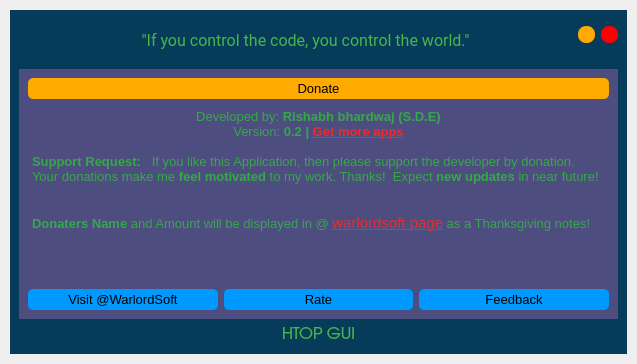
The window that src/ui_main.ui (rishabh3354/htop) describes before a commit, drawn with Qt 5.
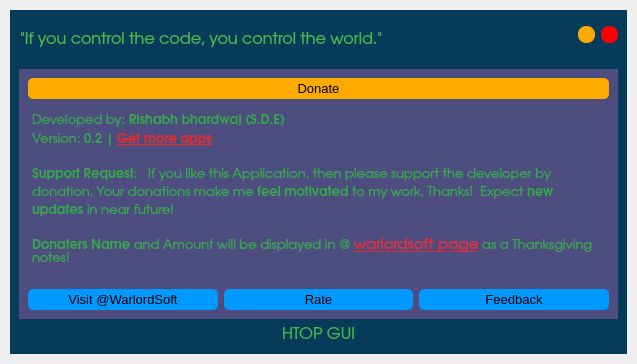
The same window after the commit. The open tabs and pages were chosen to show the change. Icons and pictures are not drawn.

```diff
--- a/src/ui_main.ui
+++ b/src/ui_main.ui
@@ -125,7 +125,7 @@
             <widget class="QLabel" name="label_13">
              <property name="geometry">
               <rect>
-               <x>70</x>
+               <x>10</x>
                <y>20</y>
                <width>451</width>
                <height>21</height>
@@ -139,7 +139,7 @@
              </property>
              <property name="font">
               <font>
-               <family>Roboto</family>
+               <family>URW Gothic</family>
                <pointsize>12</pointsize>
               </font>
              </property>
@@ -152,7 +152,7 @@
               <string>&quot;If you control the code, you control the world.&quot;</string>
              </property>
              <property name="alignment">
-              <set>Qt::AlignCenter</set>
+              <set>Qt::AlignLeading|Qt::AlignLeft|Qt::AlignVCenter</set>
              </property>
              <property name="wordWrap">
               <bool>true</bool>
@@ -1422,18 +1422,23 @@
               </item>
               <item>
                <widget class="QTextBrowser" name="textBrowser">
+                <property name="font">
+                 <font>
+                  <family>URW Gothic</family>
+                 </font>
+                </property>
                 <property name="html">
                  <string>&lt;!DOCTYPE HTML PUBLIC &quot;-//W3C//DTD HTML 4.0//EN&quot; &quot;http://www.w3.org/TR/REC-html40/strict.dtd&quot;&gt;
 &lt;html&gt;&lt;head&gt;&lt;meta name=&quot;qrichtext&quot; content=&quot;1&quot; /&gt;&lt;style type=&quot;text/css&quot;&gt;
 p, li { white-space: pre-wrap; }
-&lt;/style&gt;&lt;/head&gt;&lt;body style=&quot; font-family:'Ubuntu'; font-size:11pt; font-weight:400; font-style:normal;&quot;&gt;
-&lt;p align=&quot;center&quot; style=&quot; margin-top:0px; margin-bottom:0px; margin-left:0px; margin-right:0px; -qt-block-indent:0; text-indent:0px;&quot;&gt;&lt;span style=&quot; font-size:10pt; color:#35a849;&quot;&gt;Developed by: &lt;/span&gt;&lt;span style=&quot; font-size:10pt; font-weight:600; color:#35a849;&quot;&gt;Rishabh bhardwaj (S.D.E)&lt;/span&gt;&lt;/p&gt;
-&lt;p align=&quot;center&quot; style=&quot; margin-top:0px; margin-bottom:0px; margin-left:0px; margin-right:0px; -qt-block-indent:0; text-indent:0px;&quot;&gt;&lt;span style=&quot; font-size:10pt; color:#35a849;&quot;&gt;Version: &lt;/span&gt;&lt;span style=&quot; font-size:10pt; font-weight:600; color:#35a849;&quot;&gt;0.2 | &lt;/span&gt;&lt;a href=&quot;https://snapcraft.io/search?q=rishabh&quot;&gt;&lt;span style=&quot; font-size:10pt; font-weight:600; text-decoration: underline; color:#ef2929;&quot;&gt;Get more apps&lt;/span&gt;&lt;/a&gt;&lt;/p&gt;
-&lt;p style=&quot;-qt-paragraph-type:empty; margin-top:0px; margin-bottom:0px; margin-left:0px; margin-right:0px; -qt-block-indent:0; text-indent:0px; font-size:10pt; color:#35a849;&quot;&gt;&lt;br /&gt;&lt;/p&gt;
-&lt;p style=&quot; margin-top:0px; margin-bottom:0px; margin-left:0px; margin-right:0px; -qt-block-indent:0; text-indent:0px;&quot;&gt;&lt;span style=&quot; font-size:10pt; font-weight:600; color:#35a849;&quot;&gt;Support Request:&lt;/span&gt;&lt;span style=&quot; font-size:10pt; color:#35a849;&quot;&gt;   If you like this Application, then please support the developer by donation. Your donations make me &lt;/span&gt;&lt;span style=&quot; font-size:10pt; font-weight:600; color:#35a849;&quot;&gt;feel motivated&lt;/span&gt;&lt;span style=&quot; font-size:10pt; color:#35a849;&quot;&gt; to my work. Thanks!  Expect &lt;/span&gt;&lt;span style=&quot; font-size:10pt; font-weight:600; color:#35a849;&quot;&gt;new updates&lt;/span&gt;&lt;span style=&quot; font-size:10pt; color:#35a849;&quot;&gt; in near future!&lt;/span&gt;&lt;/p&gt;
-&lt;p style=&quot;-qt-paragraph-type:empty; margin-top:0px; margin-bottom:0px; margin-left:0px; margin-right:0px; -qt-block-indent:0; text-indent:0px; font-size:10pt; color:#35a849;&quot;&gt;&lt;br /&gt;&lt;/p&gt;
-&lt;p style=&quot;-qt-paragraph-type:empty; margin-top:0px; margin-bottom:0px; margin-left:0px; margin-right:0px; -qt-block-indent:0; text-indent:0px; font-size:10pt; color:#35a849;&quot;&gt;&lt;br /&gt;&lt;/p&gt;
-&lt;p style=&quot; margin-top:0px; margin-bottom:0px; margin-left:0px; margin-right:0px; -qt-block-indent:0; text-indent:0px;&quot;&gt;&lt;span style=&quot; font-size:10pt; font-weight:600; color:#35a849;&quot;&gt;Donaters Name&lt;/span&gt;&lt;span style=&quot; font-size:10pt; color:#35a849;&quot;&gt; and Amount will be displayed in @ &lt;/span&gt;&lt;a href=&quot;https://warlordsoftwares.in/warlord_soft/dashboard/&quot;&gt;&lt;span style=&quot; text-decoration: underline; color:#ef2929;&quot;&gt;warlordsoft page&lt;/span&gt;&lt;/a&gt;&lt;span style=&quot; font-size:10pt; color:#35a849;&quot;&gt; as a Thanksgiving notes!&lt;/span&gt;&lt;/p&gt;&lt;/body&gt;&lt;/html&gt;</string>
+&lt;/style&gt;&lt;/head&gt;&lt;body style=&quot; font-family:'URW Gothic'; font-size:11pt; font-weight:400; font-style:normal;&quot;&gt;
+&lt;p style=&quot; margin-top:0px; margin-bottom:0px; margin-left:0px; margin-right:0px; -qt-block-indent:0; text-indent:0px;&quot;&gt;&lt;img src=&quot;:/resource/resource/speedx.png&quot; height=&quot;20&quot; /&gt;&lt;/p&gt;
+&lt;p style=&quot; margin-top:0px; margin-bottom:0px; margin-left:0px; margin-right:0px; -qt-block-indent:0; text-indent:0px;&quot;&gt;&lt;span style=&quot; font-family:'Ubuntu'; font-size:10pt; color:#35a849;&quot;&gt;Developed by: &lt;/span&gt;&lt;span style=&quot; font-family:'Ubuntu'; font-size:10pt; font-weight:600; color:#35a849;&quot;&gt;Rishabh bhardwaj (S.D.E)&lt;/span&gt;&lt;/p&gt;
+&lt;p style=&quot; margin-top:0px; margin-bottom:0px; margin-left:0px; margin-right:0px; -qt-block-indent:0; text-indent:0px;&quot;&gt;&lt;span style=&quot; font-family:'Ubuntu'; font-size:10pt; color:#35a849;&quot;&gt;Version: &lt;/span&gt;&lt;span style=&quot; font-family:'Ubuntu'; font-size:10pt; font-weight:600; color:#35a849;&quot;&gt;0.2 | &lt;/span&gt;&lt;a href=&quot;https://snapcraft.io/search?q=rishabh&quot;&gt;&lt;span style=&quot; font-family:'Ubuntu'; font-size:10pt; font-weight:600; text-decoration: underline; color:#ef2929;&quot;&gt;Get more apps&lt;/span&gt;&lt;/a&gt;&lt;/p&gt;
+&lt;p style=&quot;-qt-paragraph-type:empty; margin-top:0px; margin-bottom:0px; margin-left:0px; margin-right:0px; -qt-block-indent:0; text-indent:0px; font-family:'Ubuntu'; font-size:10pt; color:#35a849;&quot;&gt;&lt;br /&gt;&lt;/p&gt;
+&lt;p style=&quot; margin-top:0px; margin-bottom:0px; margin-left:0px; margin-right:0px; -qt-block-indent:0; text-indent:0px;&quot;&gt;&lt;span style=&quot; font-family:'Ubuntu'; font-size:10pt; font-weight:600; color:#35a849;&quot;&gt;Support Request:&lt;/span&gt;&lt;span style=&quot; font-family:'Ubuntu'; font-size:10pt; color:#35a849;&quot;&gt;   If you like this Application, then please support the developer by donation. Your donations make me &lt;/span&gt;&lt;span style=&quot; font-family:'Ubuntu'; font-size:10pt; font-weight:600; color:#35a849;&quot;&gt;feel motivated&lt;/span&gt;&lt;span style=&quot; font-family:'Ubuntu'; font-size:10pt; color:#35a849;&quot;&gt; to my work. Thanks!  Expect &lt;/span&gt;&lt;span style=&quot; font-family:'Ubuntu'; font-size:10pt; font-weight:600; color:#35a849;&quot;&gt;new updates&lt;/span&gt;&lt;span style=&quot; font-family:'Ubuntu'; font-size:10pt; color:#35a849;&quot;&gt; in near future!&lt;/span&gt;&lt;/p&gt;
+&lt;p style=&quot;-qt-paragraph-type:empty; margin-top:0px; margin-bottom:0px; margin-left:0px; margin-right:0px; -qt-block-indent:0; text-indent:0px; font-family:'Ubuntu'; font-size:10pt; color:#35a849;&quot;&gt;&lt;br /&gt;&lt;/p&gt;
+&lt;p style=&quot; margin-top:0px; margin-bottom:0px; margin-left:0px; margin-right:0px; -qt-block-indent:0; text-indent:0px;&quot;&gt;&lt;span style=&quot; font-family:'Ubuntu'; font-size:10pt; font-weight:600; color:#35a849;&quot;&gt;Donaters Name&lt;/span&gt;&lt;span style=&quot; font-family:'Ubuntu'; font-size:10pt; color:#35a849;&quot;&gt; and Amount will be displayed in @ &lt;/span&gt;&lt;a href=&quot;https://warlordsoftwares.in/warlord_soft/dashboard/&quot;&gt;&lt;span style=&quot; font-family:'Ubuntu'; text-decoration: underline; color:#ef2929;&quot;&gt;warlordsoft page&lt;/span&gt;&lt;/a&gt;&lt;span style=&quot; font-family:'Ubuntu'; font-size:10pt; color:#35a849;&quot;&gt; as a Thanksgiving notes!&lt;/span&gt;&lt;/p&gt;&lt;/body&gt;&lt;/html&gt;</string>
                 </property>
                 <property name="textInteractionFlags">
                  <set>Qt::LinksAccessibleByKeyboard|Qt::LinksAccessibleByMouse|Qt::TextBrowserInteraction|Qt::TextSelectableByKeyboard|Qt::TextSelectableByMouse</set>
```
Left out of the diff: 37 changed lines with no effect on the pictures.
